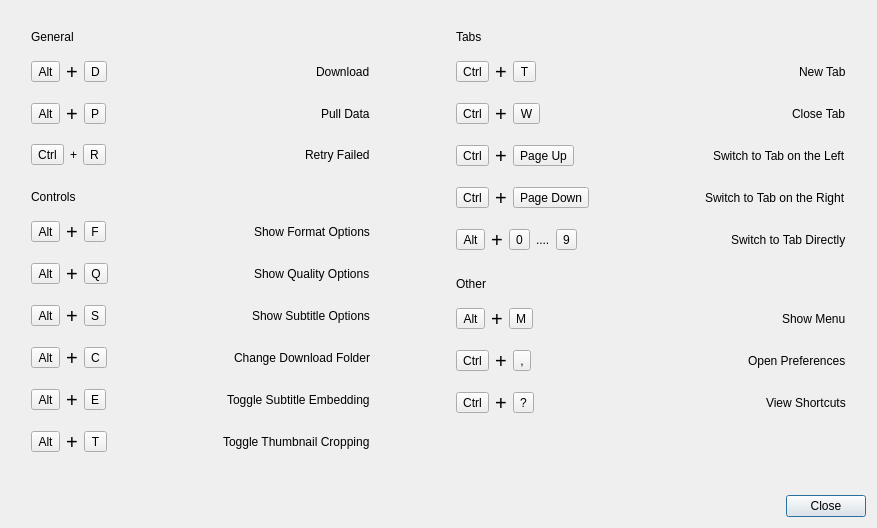
This is src/media_downloader/ui/keyboard_shortcuts_dialog.ui in markop404/media-downloader as Qt 5 draws it before an edit. The edited form follows.
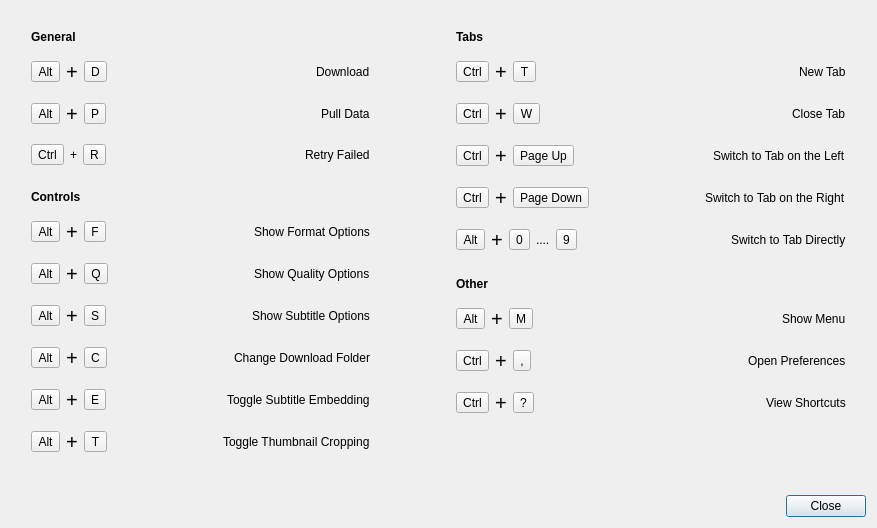
This is the edited form.

The edit to the form file:
```diff
--- a/src/media_downloader/ui/keyboard_shortcuts_dialog.ui
+++ b/src/media_downloader/ui/keyboard_shortcuts_dialog.ui
@@ -44,6 +44,11 @@
        </item>
        <item>
         <widget class="QLabel" name="generalSectionLabel">
+         <property name="font">
+          <font>
+           <bold>true</bold>
+          </font>
+         </property>
          <property name="text">
           <string>General</string>
          </property>
@@ -296,6 +301,11 @@
        </item>
        <item>
         <widget class="QLabel" name="controlsSectionLabel">
+         <property name="font">
+          <font>
+           <bold>true</bold>
+          </font>
+         </property>
          <property name="text">
           <string>Controls</string>
          </property>
@@ -847,6 +857,11 @@
        </item>
        <item>
         <widget class="QLabel" name="tabsSectionLabel">
+         <property name="font">
+          <font>
+           <bold>true</bold>
+          </font>
+         </property>
          <property name="text">
           <string>Tabs</string>
          </property>
@@ -1298,6 +1313,11 @@
        </item>
        <item>
         <widget class="QLabel" name="otherSectionLabel">
+         <property name="font">
+          <font>
+           <bold>true</bold>
+          </font>
+         </property>
          <property name="text">
           <string>Other</string>
          </property>
```
